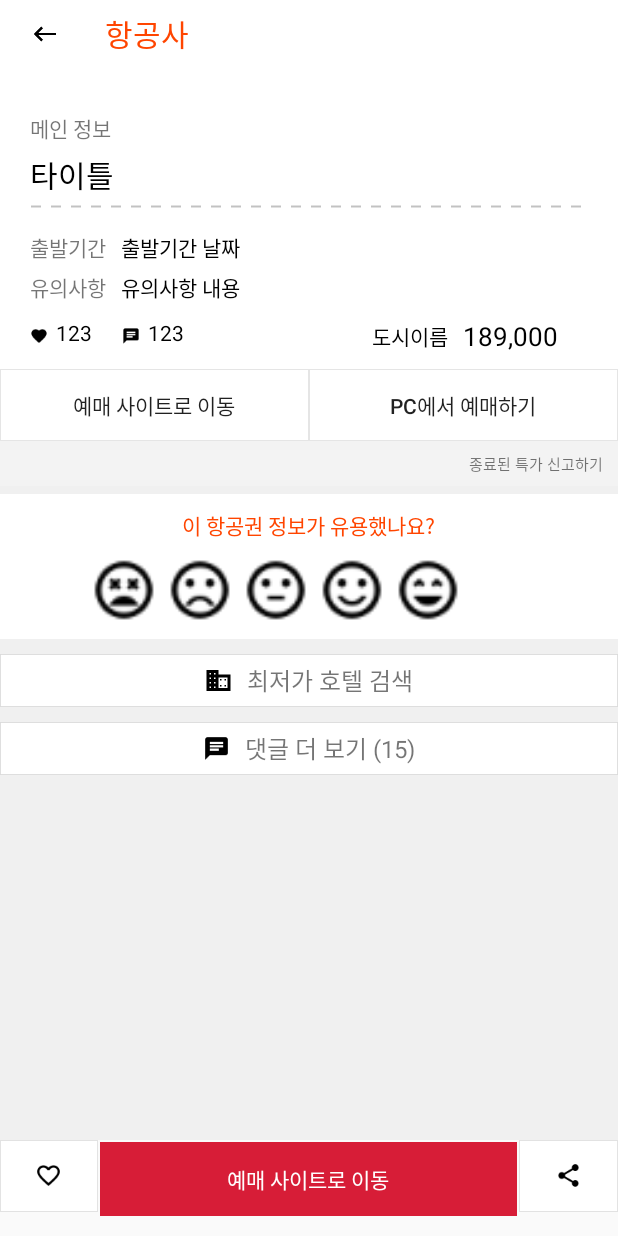
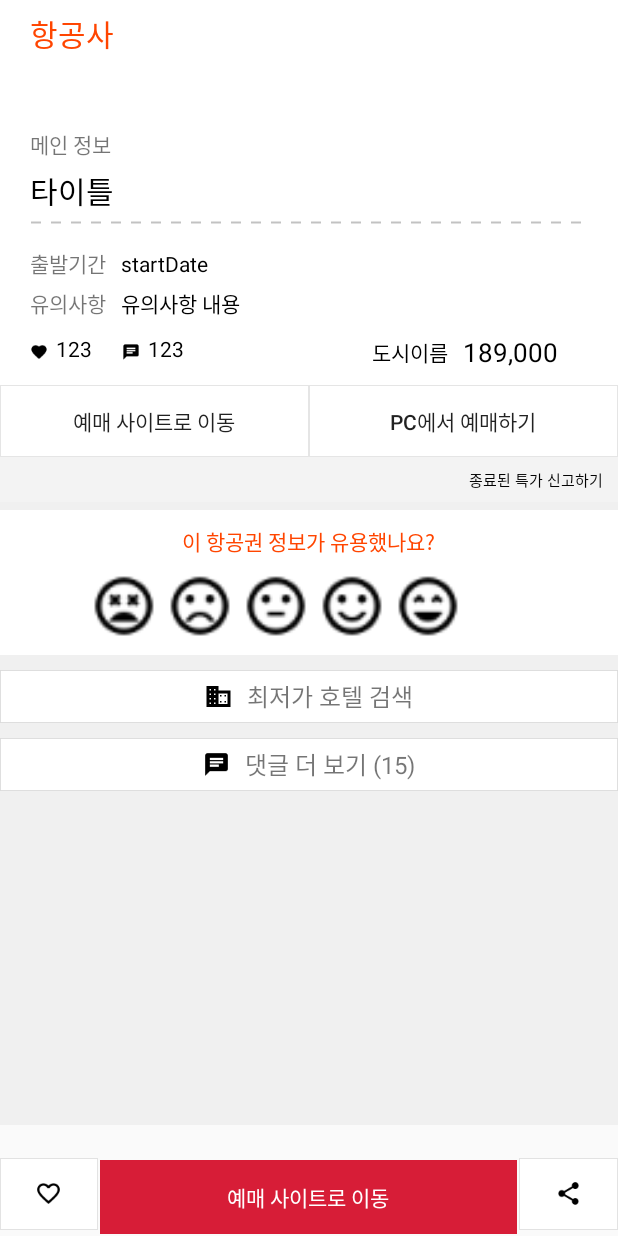
Before and after one commit to kiyoung-Lee/playw_task, an Android app: the screen it shows after launch (MainActivity), on a phone screen of 412 x 824 dp. Run offline under Robolectric (Android 15) with nearby library versions, the phone set to English and light mode, and no system bars; our stand-ins replace ButterKnife; 8 statements that could not run were skipped.

Commit message:
세부레이아웃 및 데이터 바인딩 마무리

```diff
--- a/app/src/main/java/com/example/playwingstask/Main/MainActivity.java
+++ b/app/src/main/java/com/example/playwingstask/Main/MainActivity.java
@@ -2,7 +2,7 @@ package com.example.playwingstask.Main;
 
 import static com.example.playwingstask.Util.Layout.getFormattedPrice;
 
-import android.content.pm.ActivityInfo;
+import android.graphics.Paint;
 import android.os.Handler;
 import android.support.v7.app.AppCompatActivity;
 import android.os.Bundle;
@@ -10,6 +10,7 @@ import android.support.v7.widget.LinearLayoutManager;
 import android.support.v7.widget.RecyclerView;
 import android.widget.ImageView;
 import android.widget.LinearLayout;
+import android.widget.ScrollView;
 import android.widget.TextView;
 import android.widget.Toast;
 
@@ -18,6 +19,10 @@ import com.example.playwingstask.Main.Data.MainRepositoryImpl;
 import com.example.playwingstask.Main.Data.Model.DetailPage;
 import com.example.playwingstask.R;
 
+import java.text.ParseException;
+import java.text.SimpleDateFormat;
+import java.util.Date;
+
 import butterknife.BindView;
 import butterknife.ButterKnife;
 
@@ -25,14 +30,18 @@ public class MainActivity extends AppCompatActivity implements MainContract.acti
 
     @BindView(R.id.company_name)
     TextView companyName;
+    @BindView(R.id.main_scrollview)
+    ScrollView mainScrollView;
     @BindView(R.id.main_image)
     ImageView mainImageView;
-    @BindView(R.id.main_info)
-    TextView mainInfo;
+    @BindView(R.id.city_names)
+    TextView cityNames;
     @BindView(R.id.main_title)
     TextView title;
-    @BindView(R.id.main_arrival_date)
-    TextView arrivalDate;
+    @BindView(R.id.main_start_date)
+    TextView startDate;
+    @BindView(R.id.main_end_date)
+    TextView endDate;
     @BindView(R.id.main_caution)
     TextView caution;
     @BindView(R.id.like_count)
@@ -43,6 +52,8 @@ public class MainActivity extends AppCompatActivity implements MainContract.acti
     TextView cityName;
     @BindView(R.id.trip_price)
     TextView tripPrice;
+    @BindView(R.id.end_deal)
+    TextView endDeal;
     @BindView(R.id.document_list)
     RecyclerView documentList;
 
@@ -73,19 +84,48 @@ public class MainActivity extends AppCompatActivity implements MainContract.acti
         documentList.setNestedScrollingEnabled(false);
 
         presenter.start();
-
+        documentList.setFocusable(false);
+        mainScrollView.requestFocus();
     }
 
     @Override
     public void showTripDetailView(DetailPage detailPageData) {
-        companyName.setText(detailPageData.getCompany().getName());
+        if(detailPageData.getCompany() != null)
+            companyName.setText(detailPageData.getCompany().getName());
+
         title.setText(detailPageData.getTitle());
-        mainInfo.setText(detailPageData.getInfo());
+        cityNames.setText(detailPageData.getCityNames());
         Glide.with(this).load(detailPageData.getImageUrl()).into(mainImageView);
+        setDateTime(detailPageData);
+        caution.setText(detailPageData.getInfo());
+
         likeCount.setText(String.valueOf(detailPageData.getLikecount()));
         replyCount.setText(String.valueOf(detailPageData.getCommentCount()));
         cityName.setText(detailPageData.getMainCityName());
         tripPrice.setText(String.valueOf(getFormattedPrice(detailPageData.getMainPrice())));
+        endDeal.setPaintFlags(Paint.UNDERLINE_TEXT_FLAG);
+    }
+
+    private void setDateTime(DetailPage detailPageData){
+        try {
+            SimpleDateFormat startOriginFormat = new SimpleDateFormat("yyyy-MM-dd'T'HH:mm");
+            Date originDate = startOriginFormat.parse(detailPageData.getStartDate());
+
+            SimpleDateFormat startParseFormat = new SimpleDateFormat("yyyy-MM-dd");
+            String parseStartDate = startParseFormat.format(originDate);
+
+            startDate.setText(parseStartDate);
+
+            SimpleDateFormat endOriginFormat = new SimpleDateFormat("yyyy-MM-dd'T'HH:mm");
+            Date originEndDate = endOriginFormat.parse(detailPageData.getEndDate());
+
+            SimpleDateFormat endParseFormat = new SimpleDateFormat("yyyy-MM-dd");
+            String parseEndDate = endParseFormat.format(originEndDate);
+            endDate.setText(" ~ " + parseEndDate);
+
+        } catch (ParseException e) {
+            e.printStackTrace();
+        }
     }
 
     @Override
--- a/app/src/main/java/com/example/playwingstask/Main/MainDocumentViewHolder.java
+++ b/app/src/main/java/com/example/playwingstask/Main/MainDocumentViewHolder.java
@@ -43,7 +43,6 @@ public class MainDocumentViewHolder extends BaseRecyclerViewHolder<Document, Mai
 
         documentTitle.setText(data.getTitle());
         documentWebView.loadData(data.getContent(), "text/html", "utf-8");
-
         documentWebView.getSettings().setJavaScriptEnabled(true);
         documentWebView.setWebViewClient(new WebViewClient() {
             @Override
--- a/app/src/main/res/layout/activity_main.xml
+++ b/app/src/main/res/layout/activity_main.xml
@@ -12,8 +12,12 @@
         android:layout_width="match_parent"
         android:layout_height="match_parent"
         android:background="@color/gray_01"
-        android:layout_weight="0.17"
+        android:layout_weight="1"
         android:fillViewport="true"
+        android:id="@+id/main_scrollview"
+        android:descendantFocusability="beforeDescendants"
+        android:focusableInTouchMode="true"
+        android:fitsSystemWindows="false"
         >
 
         <LinearLayout
--- a/app/src/main/res/layout/main_bottom_view.xml
+++ b/app/src/main/res/layout/main_bottom_view.xml
@@ -3,8 +3,15 @@
       xmlns:android="http://schemas.android.com/apk/res/android"
       android:layout_width="match_parent"
       android:layout_height="match_parent"
+      android:orientation="vertical"
+      android:layout_weight="5"
+      android:gravity="bottom"
+    >
+
+    <LinearLayout
+        android:layout_width="match_parent"
+        android:layout_height="wrap_content"
         android:orientation="horizontal"
-      android:layout_weight="1"
         >
 
         <RelativeLayout
@@ -53,3 +60,5 @@
         </RelativeLayout>
 
     </LinearLayout>
+
+</LinearLayout>
--- a/app/src/main/res/layout/main_header_view.xml
+++ b/app/src/main/res/layout/main_header_view.xml
@@ -5,7 +5,8 @@
     android:layout_height="match_parent"
     android:orientation="vertical"
     android:background="@color/white_00"
-    android:layout_weight="1"
+    android:layout_weight="5"
+    android:gravity="top"
     >
 
     <LinearLayout
@@ -14,14 +15,6 @@
         android:orientation="horizontal"
         >
 
-        <ImageView
-            android:layout_width="20dp"
-            android:layout_height="40dp"
-            android:layout_marginLeft="20dp"
-            android:src="@drawable/ic_keyboard_backspace_black_48dp"
-            android:layout_gravity="center"
-            />
-
         <TextView
             android:layout_width="wrap_content"
             android:layout_height="wrap_content"
@@ -29,7 +22,7 @@
             android:id="@+id/company_name"
             android:textSize="20dp"
             android:textColor="@color/orangered"
-            android:layout_marginLeft="30dp"
+            android:layout_marginLeft="20dp"
             android:layout_gravity="center"
             />
 
--- a/app/src/main/res/layout/main_info_view.xml
+++ b/app/src/main/res/layout/main_info_view.xml
@@ -11,7 +11,7 @@
         android:layout_width="wrap_content"
         android:layout_height="wrap_content"
         android:text="메인 정보"
-        android:id="@+id/main_info"
+        android:id="@+id/city_names"
         android:layout_marginTop="10dp"
         android:layout_marginLeft="20dp"
         android:textSize="14dp"
@@ -61,9 +61,17 @@
         <TextView
             android:layout_width="wrap_content"
             android:layout_height="wrap_content"
-            android:text="출발기간 날짜"
-            android:id="@+id/main_arrival_date"
+            android:text="startDate"
+            android:id="@+id/main_start_date"
             android:layout_marginLeft="10dp"
+            android:textColor="@color/black_00"
+            android:textSize="14dp"
+            />
+
+        <TextView
+            android:layout_width="wrap_content"
+            android:layout_height="wrap_content"
+            android:id="@+id/main_end_date"
             android:textColor="@color/black_00"
             android:textSize="14dp"
             />
@@ -202,6 +210,8 @@
             android:layout_width="wrap_content"
             android:layout_height="wrap_content"
             android:text="종료된 특가 신고하기"
+            android:id="@+id/end_deal"
+            android:textColor="@color/black_02"
             android:textSize="10dp"
             android:layout_centerVertical="true"
             android:layout_alignParentRight="true"
```
Lines whose indentation alone changed are shown as unchanged.
